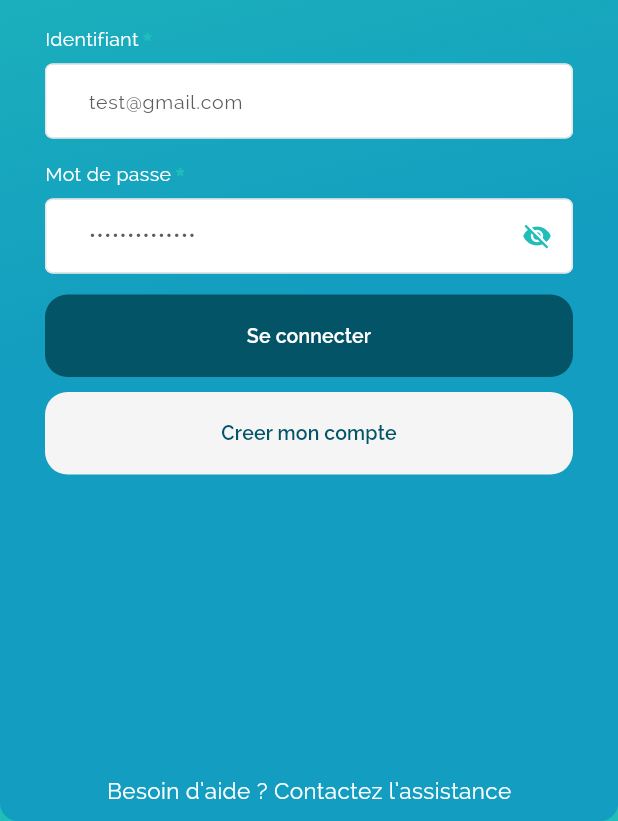
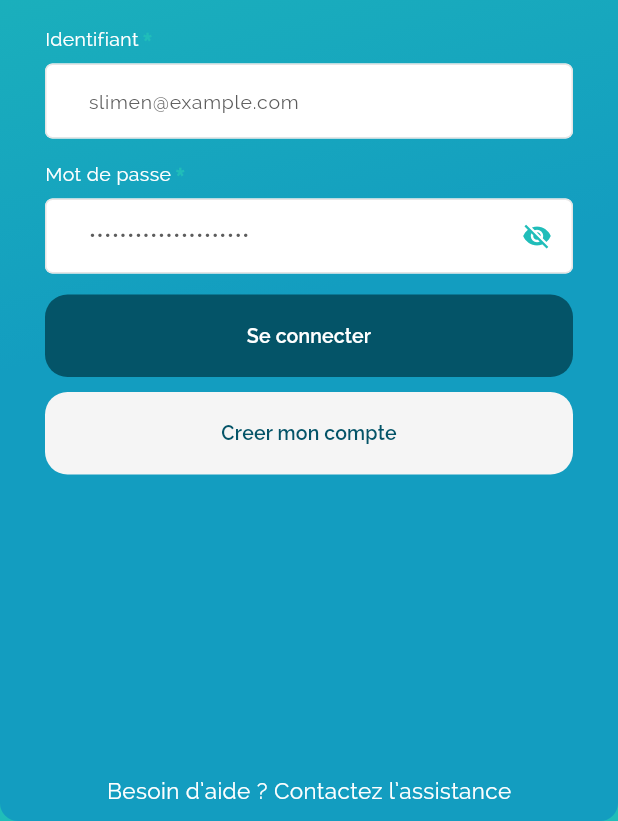
Before and after one commit to mahamani2001/pfee, a Flutter app: the screen it shows after launch, on a phone screen of 412 x 824 dp, the part 415-1236 px from its top. Run offline on Flutter 3.47's test engine with Material 3 defaults, Android fonts, the phone set to English and light mode, and no system bars; our stand-ins replace another_flushbar, connectivity_plus, convert, dio, file_picker, firebase_core and 16 more; missing offline and left inert: cryptography, encrypt, flutter_sound, flutter_webrtc, tflite_flutter; accounts and stored records are empty; project files that could hold a hidden picture were left out.

```diff
--- a/lib/resources/services/http_service.dart
+++ b/lib/resources/services/http_service.dart
@@ -35,7 +35,7 @@ class HttpService {
     Object? body,
   }) async {
     String? token = await _getAccessToken();
-
+    print("token $token");
     Future<http.Response> sendRequest(String token) {
       final allHeaders = {
         'Authorization': 'Bearer $token',
--- a/lib/screens/authentification/login.dart
+++ b/lib/screens/authentification/login.dart
@@ -24,9 +24,9 @@ class Login extends StatefulWidget {
 class _LoginState extends State<Login> {
   final GlobalKey<FormState> _formKey = GlobalKey<FormState>();
   final TextEditingController _emailController = TextEditingController(
-      text: "test@gmail.com"); //test@gmail.com slimen@example.com
+      text: "slimen@example.com"); //test@gmail.com slimen@example.com
   final TextEditingController _passwordController = TextEditingController(
-      text: "MAHAmani180801"); //MAHAmani180801 nouveauMotDePasse1234
+      text: "nouveauMotDePasse1234"); //MAHAmani180801 nouveauMotDePasse1234
   bool _obscurePwd = true, ispressed = false;
   String customerID = '';
   bool showError = false;
```
Also changed, not shown: lib/resources/services/appointment_service.dart (+8 -5 lines), lib/screens/apointment/appointment_list.dart (+4 -3 lines).
